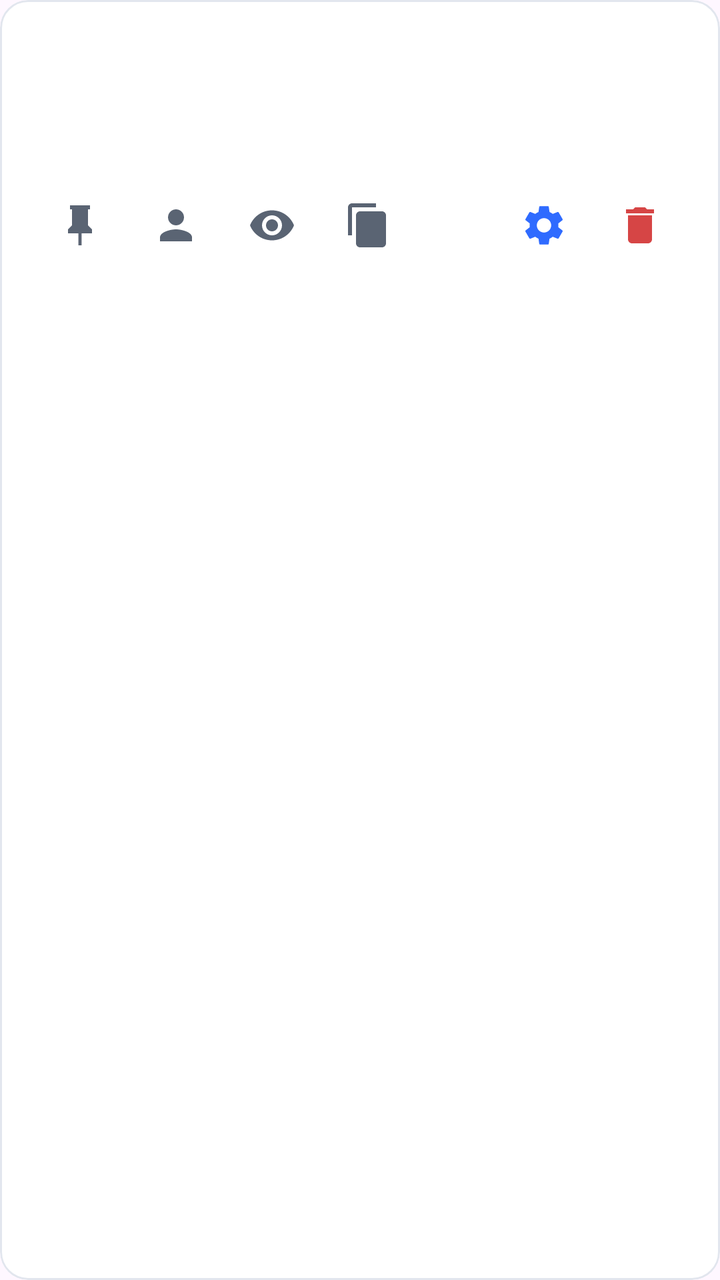
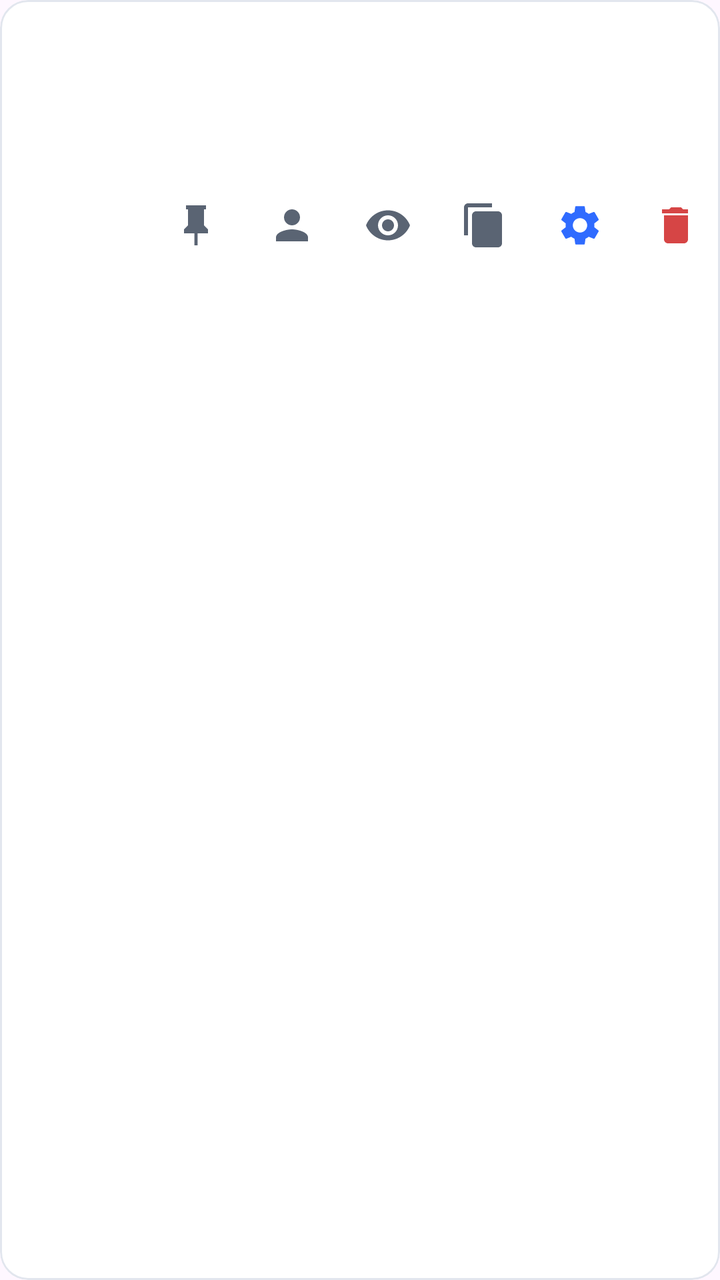

Compare the two renders of this Android layout. The source of the first and the diff that turns it into the second are given below.
<!-- AndroidManifest.xml: application theme Theme.PassVault -->
<!-- res/layout/item_entry.xml -->
<?xml version="1.0" encoding="utf-8"?>
<com.google.android.material.card.MaterialCardView xmlns:android="http://schemas.android.com/apk/res/android"
    xmlns:app="http://schemas.android.com/apk/res-auto"
    android:layout_width="match_parent"
    android:layout_height="wrap_content"
    android:layout_marginBottom="10dp"
    app:cardBackgroundColor="@color/vault_card"
    app:cardCornerRadius="14dp"
    app:cardElevation="0dp"
    app:strokeWidth="1dp"
    app:strokeColor="@color/vault_stroke"
    app:rippleColor="#334F8CFF">

    <LinearLayout
        android:layout_width="match_parent"
        android:layout_height="wrap_content"
        android:orientation="vertical"
        android:padding="16dp">

        <TextView
            android:id="@+id/txtSite"
            android:layout_width="match_parent"
            android:layout_height="wrap_content"
            android:textColor="@color/vault_text_primary"
            android:textSize="17sp"
            android:textStyle="bold" />

        <TextView
            android:id="@+id/txtUsername"
            android:layout_width="match_parent"
            android:layout_height="wrap_content"
            android:layout_marginTop="2dp"
            android:textColor="@color/vault_text_secondary"
            android:textSize="14sp" />

        <TextView
            android:id="@+id/txtPassword"
            android:layout_width="match_parent"
            android:layout_height="wrap_content"
            android:layout_marginTop="2dp"
            android:fontFamily="monospace"
            android:textColor="@color/vault_text_secondary"
            android:textSize="14sp" />

        <LinearLayout
            android:layout_width="match_parent"
            android:layout_height="wrap_content"
            android:layout_marginTop="8dp"
            android:orientation="horizontal">

            <ImageButton
                android:id="@+id/btnPin"
                style="@style/Widget.Material3.Button.IconButton"
                android:layout_width="48dp"
                android:layout_height="48dp"
                android:contentDescription="@string/action_pin"
                android:src="@drawable/ic_pin"
                app:tint="@color/vault_text_secondary" />

            <ImageButton
                android:id="@+id/btnCopyUser"
                style="@style/Widget.Material3.Button.IconButton"
                android:layout_width="48dp"
                android:layout_height="48dp"
                android:contentDescription="Copier identifiant"
                android:src="@drawable/ic_person"
                app:tint="@color/vault_text_secondary" />

            <ImageButton
                android:id="@+id/btnReveal"
                style="@style/Widget.Material3.Button.IconButton"
                android:layout_width="48dp"
                android:layout_height="48dp"
                android:contentDescription="Afficher mot de passe"
                android:src="@drawable/ic_eye"
                app:tint="@color/vault_text_secondary" />

            <ImageButton
                android:id="@+id/btnCopyPass"
                style="@style/Widget.Material3.Button.IconButton"
                android:layout_width="48dp"
                android:layout_height="48dp"
                android:contentDescription="Copier mot de passe"
                android:src="@drawable/ic_copy"
                app:tint="@color/vault_text_secondary" />

            <View
                android:layout_width="0dp"
                android:layout_height="0dp"
                android:layout_weight="1" />

            <ImageButton
                android:id="@+id/btnEdit"
                style="@style/Widget.Material3.Button.IconButton"
                android:layout_width="48dp"
                android:layout_height="48dp"
                android:contentDescription="@string/action_edit"
                android:src="@drawable/ic_gear"
                app:tint="@color/vault_accent" />

            <ImageButton
                android:id="@+id/btnDelete"
                style="@style/Widget.Material3.Button.IconButton"
                android:layout_width="48dp"
                android:layout_height="48dp"
                android:contentDescription="@string/action_delete"
                android:src="@drawable/ic_delete"
                app:tint="@color/vault_error" />
        </LinearLayout>
    </LinearLayout>
</com.google.android.material.card.MaterialCardView>
<!-- resources referenced by this layout -->
<resources>
  <color name="vault_accent">#2F6BFF</color>
  <color name="vault_card">#FFFFFF</color>
  <color name="vault_error">#D64545</color>
  <color name="vault_stroke">#E2E6EE</color>
  <color name="vault_text_primary">#10141B</color>
  <color name="vault_text_secondary">#5A6473</color>
  <!-- drawable ic_copy (drawable) -->
  <vector xmlns:android="http://schemas.android.com/apk/res/android"
      android:width="24dp" android:height="24dp"
      android:viewportWidth="24" android:viewportHeight="24">
      <path android:fillColor="#FF000000" android:pathData="M16,1H4C2.9,1 2,1.9 2,3v14h2V3h12V1zM19,5H8C6.9,5 6,5.9 6,7v14c0,1.1 0.9,2 2,2h11c1.1,0 2,-0.9 2,-2V7c0,-1.1 -0.9,-2 -2,-2z"/>
  </vector>
  <!-- drawable ic_delete (drawable) -->
  <vector xmlns:android="http://schemas.android.com/apk/res/android"
      android:width="24dp" android:height="24dp"
      android:viewportWidth="24" android:viewportHeight="24">
      <path android:fillColor="#FF000000" android:pathData="M6,19c0,1.1 0.9,2 2,2h8c1.1,0 2,-0.9 2,-2V7H6v12zM19,4h-3.5l-1,-1h-5l-1,1H5v2h14V4z"/>
  </vector>
  <!-- drawable ic_eye (drawable) -->
  <vector xmlns:android="http://schemas.android.com/apk/res/android"
      android:width="24dp" android:height="24dp"
      android:viewportWidth="24" android:viewportHeight="24">
      <path android:fillColor="#FF000000" android:pathData="M12,4.5C7,4.5 2.73,7.61 1,12c1.73,4.39 6,7.5 11,7.5s9.27,-3.11 11,-7.5c-1.73,-4.39 -6,-7.5 -11,-7.5zM12,17c-2.76,0 -5,-2.24 -5,-5s2.24,-5 5,-5 5,2.24 5,5 -2.24,5 -5,5zM12,9c-1.66,0 -3,1.34 -3,3s1.34,3 3,3 3,-1.34 3,-3 -1.34,-3 -3,-3z"/>
  </vector>
  <!-- drawable ic_person (drawable) -->
  <vector xmlns:android="http://schemas.android.com/apk/res/android"
      android:width="24dp" android:height="24dp"
      android:viewportWidth="24" android:viewportHeight="24">
      <path android:fillColor="#FF000000" android:pathData="M12,12c2.21,0 4,-1.79 4,-4s-1.79,-4 -4,-4 -4,1.79 -4,4 1.79,4 4,4zM12,14c-2.67,0 -8,1.34 -8,4v2h16v-2c0,-2.66 -5.33,-4 -8,-4z"/>
  </vector>
  <!-- drawable ic_pin (drawable) -->
  <vector xmlns:android="http://schemas.android.com/apk/res/android"
      android:width="24dp" android:height="24dp"
      android:viewportWidth="24" android:viewportHeight="24">
      <path android:fillColor="#FF000000" android:pathData="M16,12V4h1V2H7v2h1v8l-2,2v2h5.2v6h1.6v-6H18v-2l-2,-2z"/>
  </vector>
  <string name="action_delete">Supprimer</string>
  <string name="action_edit">Modifier l\u2019entrée</string>
  <string name="action_pin">Épingler</string>
  <style name="Theme.PassVault" parent="Base.Theme.PassVault" />
  <style name="Base.Theme.PassVault" parent="Theme.Material3.DayNight.NoActionBar">
          <item name="colorPrimary">@color/vault_accent</item>
          <item name="android:statusBarColor">@android:color/transparent</item>
          <item name="android:windowLightStatusBar">true</item>
      </style>
  <!-- unchanged entries left out for length: 1 -->
</resources>

<!-- the commit's change to res/layout/item_entry.xml (unified diff, before → after) -->
@@ -14,98 +14,128 @@
     <LinearLayout
         android:layout_width="match_parent"
         android:layout_height="wrap_content"
-        android:orientation="vertical"
+        android:orientation="horizontal"
         android:padding="16dp">
 
         <TextView
-            android:id="@+id/txtSite"
-            android:layout_width="match_parent"
-            android:layout_height="wrap_content"
-            android:textColor="@color/vault_text_primary"
-            android:textSize="17sp"
+            android:id="@+id/avatarLetter"
+            android:layout_width="44dp"
+            android:layout_height="44dp"
+            android:layout_marginEnd="14dp"
+            android:gravity="center"
+            android:textColor="#FFFFFF"
+            android:textSize="20sp"
             android:textStyle="bold" />
 
-        <TextView
-            android:id="@+id/txtUsername"
-            android:layout_width="match_parent"
+        <LinearLayout
+            android:layout_width="0dp"
             android:layout_height="wrap_content"
-            android:layout_marginTop="2dp"
-            android:textColor="@color/vault_text_secondary"
-            android:textSize="14sp" />
+            android:layout_weight="1"
+            android:orientation="vertical">
 
-        <TextView
-            android:id="@+id/txtPassword"
-            android:layout_width="match_parent"
-            android:layout_height="wrap_content"
-            android:layout_marginTop="2dp"
-            android:fontFamily="monospace"
-            android:textColor="@color/vault_text_secondary"
-            android:textSize="14sp" />
+            <TextView
+                android:id="@+id/txtSite"
+                android:layout_width="match_parent"
+                android:layout_height="wrap_content"
+                android:textColor="@color/vault_text_primary"
+                android:textSize="17sp"
+                android:textStyle="bold" />
 
-        <LinearLayout
-            android:layout_width="match_parent"
-            android:layout_height="wrap_content"
-            android:layout_marginTop="8dp"
-            android:orientation="horizontal">
+            <TextView
+                android:id="@+id/txtUsername"
+                android:layout_width="match_parent"
+                android:layout_height="wrap_content"
+                android:layout_marginTop="2dp"
+                android:textColor="@color/vault_text_secondary"
+                android:textSize="14sp" />
 
-            <ImageButton
-                android:id="@+id/btnPin"
-                style="@style/Widget.Material3.Button.IconButton"
-                android:layout_width="48dp"
-                android:layout_height="48dp"
-                android:contentDescription="@string/action_pin"
-                android:src="@drawable/ic_pin"
-                app:tint="@color/vault_text_secondary" />
+            <TextView
+                android:id="@+id/txtPassword"
+                android:layout_width="match_parent"
+                android:layout_height="wrap_content"
+                android:layout_marginTop="2dp"
+                android:fontFamily="monospace"
+                android:textColor="@color/vault_text_secondary"
+                android:textSize="14sp" />
 
-            <ImageButton
-                android:id="@+id/btnCopyUser"
-                style="@style/Widget.Material3.Button.IconButton"
-                android:layout_width="48dp"
-                android:layout_height="48dp"
-                android:contentDescription="Copier identifiant"
-                android:src="@drawable/ic_person"
-                app:tint="@color/vault_text_secondary" />
+            <TextView
+                android:id="@+id/txtTotp"
+                android:layout_width="wrap_content"
+                android:layout_height="wrap_content"
+                android:layout_marginTop="4dp"
+                android:fontFamily="monospace"
+                android:paddingStart="6dp"
+                android:paddingEnd="6dp"
+                android:textColor="@color/vault_accent"
+                android:textSize="15sp"
+                android:textStyle="bold"
+                android:visibility="gone" />
 
-            <ImageButton
-                android:id="@+id/btnReveal"
-                style="@style/Widget.Material3.Button.IconButton"
-                android:layout_width="48dp"
-                android:layout_height="48dp"
-                android:contentDescription="Afficher mot de passe"
-                android:src="@drawable/ic_eye"
-                app:tint="@color/vault_text_secondary" />
+            <LinearLayout
+                android:layout_width="match_parent"
+                android:layout_height="wrap_content"
+                android:layout_marginTop="8dp"
+                android:orientation="horizontal">
 
-            <ImageButton
-                android:id="@+id/btnCopyPass"
-                style="@style/Widget.Material3.Button.IconButton"
-                android:layout_width="48dp"
-                android:layout_height="48dp"
-                android:contentDescription="Copier mot de passe"
-                android:src="@drawable/ic_copy"
-                app:tint="@color/vault_text_secondary" />
+                <ImageButton
+                    android:id="@+id/btnPin"
+                    style="@style/Widget.Material3.Button.IconButton"
+                    android:layout_width="48dp"
+                    android:layout_height="48dp"
+                    android:contentDescription="@string/action_pin"
+                    android:src="@drawable/ic_pin"
+                    app:tint="@color/vault_text_secondary" />
 
-            <View
-                android:layout_width="0dp"
-                android:layout_height="0dp"
-                android:layout_weight="1" />
+                <ImageButton
+                    android:id="@+id/btnCopyUser"
+                    style="@style/Widget.Material3.Button.IconButton"
+                    android:layout_width="48dp"
+                    android:layout_height="48dp"
+                    android:contentDescription="Copier identifiant"
+                    android:src="@drawable/ic_person"
+                    app:tint="@color/vault_text_secondary" />
 
-            <ImageButton
-                android:id="@+id/btnEdit"
-                style="@style/Widget.Material3.Button.IconButton"
-                android:layout_width="48dp"
-                android:layout_height="48dp"
-                android:contentDescription="@string/action_edit"
-                android:src="@drawable/ic_gear"
-                app:tint="@color/vault_accent" />
+                <ImageButton
+                    android:id="@+id/btnReveal"
+                    style="@style/Widget.Material3.Button.IconButton"
+                    android:layout_width="48dp"
+                    android:layout_height="48dp"
+                    android:contentDescription="Afficher mot de passe"
+                    android:src="@drawable/ic_eye"
+                    app:tint="@color/vault_text_secondary" />
 
-            <ImageButton
-                android:id="@+id/btnDelete"
-                style="@style/Widget.Material3.Button.IconButton"
-                android:layout_width="48dp"
-                android:layout_height="48dp"
-                android:contentDescription="@string/action_delete"
-                android:src="@drawable/ic_delete"
-                app:tint="@color/vault_error" />
+                <ImageButton
+                    android:id="@+id/btnCopyPass"
+                    style="@style/Widget.Material3.Button.IconButton"
+                    android:layout_width="48dp"
+                    android:layout_height="48dp"
+                    android:contentDescription="Copier mot de passe"
+                    android:src="@drawable/ic_copy"
+                    app:tint="@color/vault_text_secondary" />
+
+                <View
+                    android:layout_width="0dp"
+                    android:layout_height="0dp"
+                    android:layout_weight="1" />
+
+                <ImageButton
+                    android:id="@+id/btnEdit"
+                    style="@style/Widget.Material3.Button.IconButton"
+                    android:layout_width="48dp"
+                    android:layout_height="48dp"
+                    android:contentDescription="@string/action_edit"
+                    android:src="@drawable/ic_gear"
+                    app:tint="@color/vault_accent" />
+
+                <ImageButton
+                    android:id="@+id/btnDelete"
+                    style="@style/Widget.Material3.Button.IconButton"
+                    android:layout_width="48dp"
+                    android:layout_height="48dp"
+                    android:contentDescription="@string/action_delete"
+                    android:src="@drawable/ic_delete"
+                    app:tint="@color/vault_error" />
+            </LinearLayout>
         </LinearLayout>
     </LinearLayout>
 </com.google.android.material.card.MaterialCardView>
